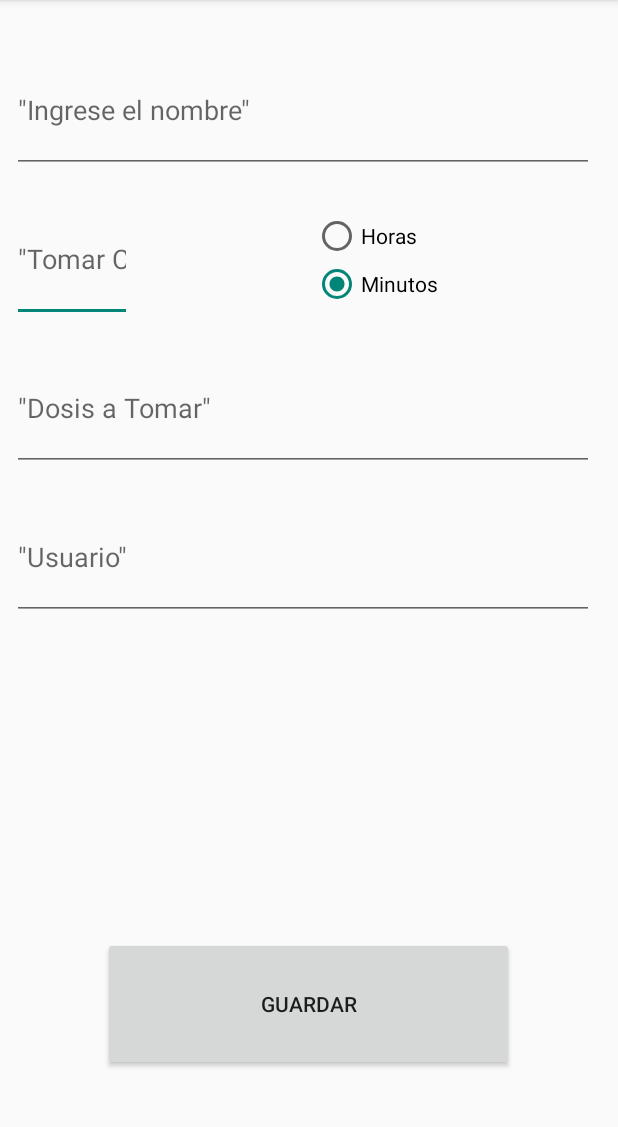
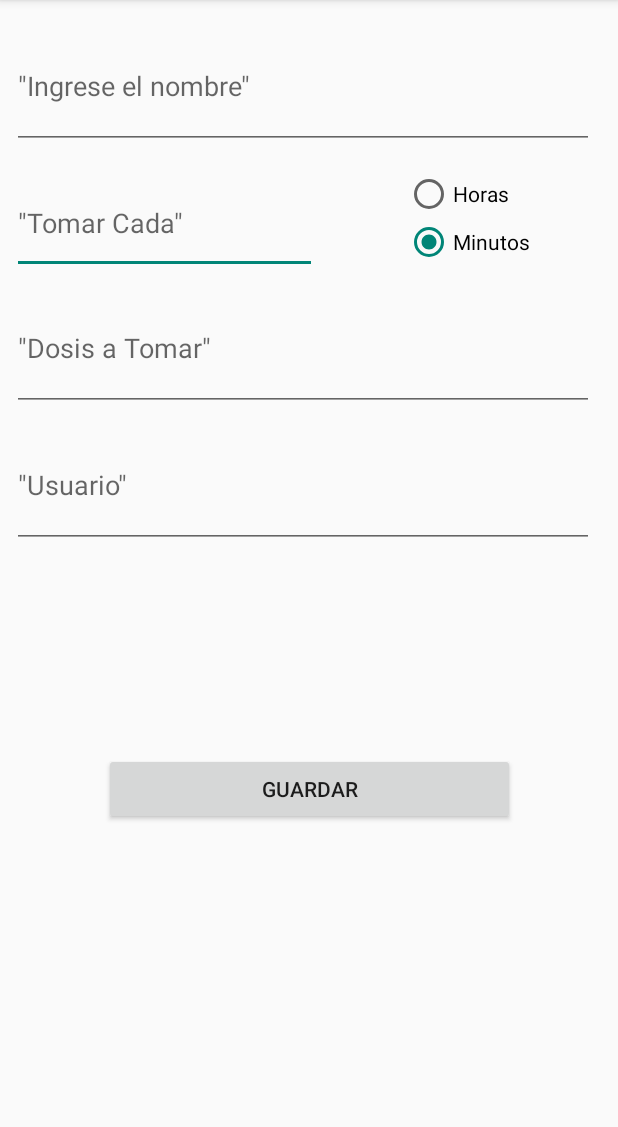
Before and after one commit to adriandipaulo/TeroByte, an Android app: the EditMedicamento screen opened directly, with no data from a screen before it, on a phone screen of 412 x 824 dp, the part 84-1211 px from its top. Run offline under Robolectric (Android 15) with nearby library versions, the light colour scheme and no system bars.

Commit message:
mejoras medidas

```diff
--- a/app/src/main/res/layout/activity_edit_medicamento.xml
+++ b/app/src/main/res/layout/activity_edit_medicamento.xml
@@ -8,8 +8,8 @@
 
     <EditText
         android:id="@+id/editHora"
-        android:layout_width="80dp"
-        android:layout_height="83dp"
+        android:layout_width="203dp"
+        android:layout_height="67dp"
         android:layout_marginStart="8dp"
         android:layout_marginLeft="8dp"
         android:layout_marginTop="16dp"
@@ -25,7 +25,7 @@
         android:layout_height="83dp"
         android:layout_marginStart="8dp"
         android:layout_marginLeft="8dp"
-        android:layout_marginTop="32dp"
+        android:layout_marginTop="16dp"
         android:layout_marginEnd="16dp"
         android:layout_marginRight="16dp"
         android:ems="10"
@@ -41,7 +41,7 @@
         android:layout_height="83dp"
         android:layout_marginStart="8dp"
         android:layout_marginLeft="8dp"
-        android:layout_marginTop="16dp"
+        android:layout_marginTop="8dp"
         android:layout_marginEnd="16dp"
         android:layout_marginRight="16dp"
         android:ems="10"
@@ -57,7 +57,7 @@
         android:layout_height="83dp"
         android:layout_marginStart="8dp"
         android:layout_marginLeft="8dp"
-        android:layout_marginTop="16dp"
+        android:layout_marginTop="8dp"
         android:layout_marginEnd="16dp"
         android:layout_marginRight="16dp"
         android:ems="10"
@@ -70,17 +70,19 @@
     <Button
         android:id="@+id/BtnGuardar"
         android:layout_width="274dp"
-        android:layout_height="89dp"
-        android:layout_marginBottom="32dp"
+        android:layout_height="wrap_content"
+        android:layout_marginTop="2dp"
+        android:layout_marginBottom="8dp"
         android:text="Guardar"
         app:layout_constraintBottom_toBottomOf="parent"
         app:layout_constraintEnd_toEndOf="parent"
-        app:layout_constraintHorizontal_bias="0.496"
+        app:layout_constraintHorizontal_bias="0.5"
         app:layout_constraintStart_toStartOf="parent"
         app:layout_constraintTop_toBottomOf="@+id/editUsuario"
-        app:layout_constraintVertical_bias="0.906" />
+        app:layout_constraintVertical_bias="0.39" />
 
     <RadioGroup
+        android:id="@+id/radioGroup"
         android:layout_width="wrap_content"
         android:layout_height="wrap_content"
         app:layout_constraintBottom_toTopOf="@+id/editDosis"
```
Also changed, not shown: app/src/main/res/layout/medicamentos.xml (+10 -10 lines).
